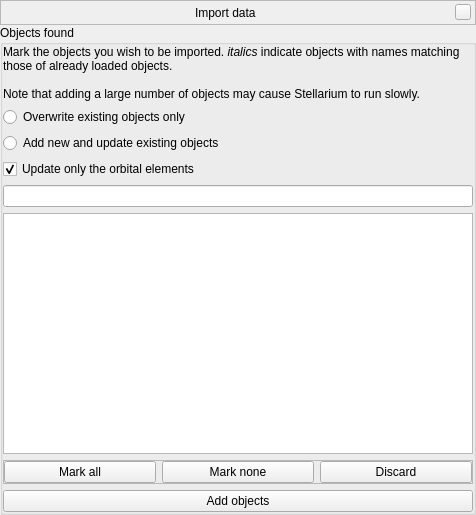
Old version of the form plugins/SolarSystemEditor/src/gui/mpcImportWindow.ui in the repository greck2908/stellarium.
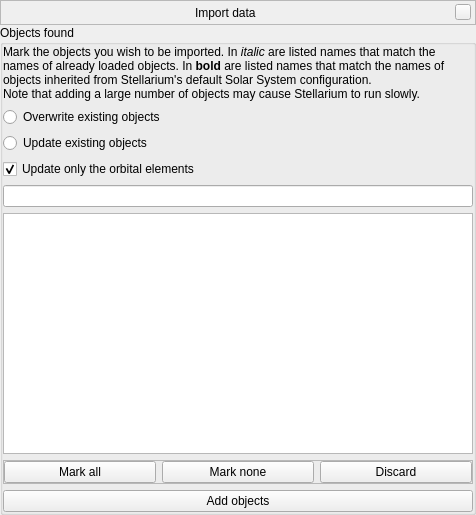
New version of the form. The open tabs and pages were chosen to show the change. Icons and pictures are not drawn. Custom widgets are drawn as their Qt base class.

```diff
--- a/plugins/SolarSystemEditor/src/gui/mpcImportWindow.ui
+++ b/plugins/SolarSystemEditor/src/gui/mpcImportWindow.ui
@@ -577,7 +577,7 @@
           <item>
            <widget class="QLabel" name="labelInstructions">
             <property name="text">
-             <string>Mark the objects you wish to be imported. &lt;i&gt;italics&lt;/i&gt; indicate objects with names matching those of already loaded objects. &lt;br/&gt;&lt;br/&gt;Note that adding a large number of objects may cause Stellarium to run slowly.</string>
+             <string>Mark the objects you wish to be imported. In &lt;i&gt;italic&lt;/i&gt; are listed names that match the names of already loaded objects. In &lt;b&gt;bold&lt;/b&gt; are listed names that match the names of objects inherited from Stellarium's default Solar System configuration.&lt;br/&gt;Note that adding a large number of objects may cause Stellarium to run slowly.</string>
             </property>
             <property name="wordWrap">
              <bool>true</bool>
@@ -590,7 +590,7 @@
              <string>This will update existing objects only.</string>
             </property>
             <property name="text">
-             <string>Overwrite existing objects only</string>
+             <string>Overwrite existing objects</string>
             </property>
            </widget>
           </item>
@@ -600,7 +600,7 @@
              <string>This will add new objects AND update existing ones.</string>
             </property>
             <property name="text">
-             <string>Add new and update existing objects</string>
+             <string>Update existing objects</string>
             </property>
            </widget>
           </item>
```
Left out of the diff: 15 changed lines with no effect on the pictures.
